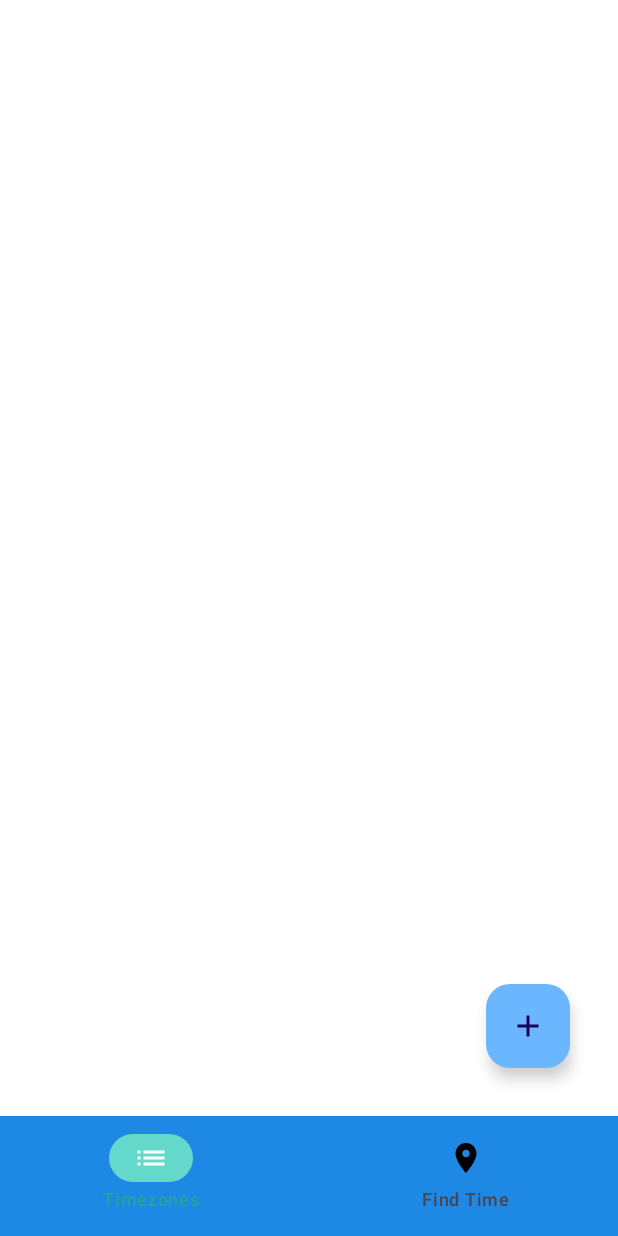
After one commit to DennisMMugambi/FindTime, an Android app built with Jetpack Compose: the composable MainView shown on its own in the app's theme, on a phone screen of 412 x 824 dp. The commit adds this screen. Run offline under Robolectric (Android 15) with nearby library versions, the phone set to English and light mode, and no system bars; 1 statement that could not run was skipped.

Commit message:
creates new branch

```diff
--- a/androidApp/build.gradle.kts
+++ b/androidApp/build.gradle.kts
@@ -42,5 +42,6 @@ dependencies {
     implementation(libs.compose.ui.tooling.preview)
     implementation(libs.compose.material3)
     implementation(libs.androidx.activity.compose)
+    implementation(libs.napier.android.debug)
     debugImplementation(libs.compose.ui.tooling)
 }
--- /dev/null
+++ b/androidApp/src/main/java/com/dennismugambi/findtime/android/ui/MainView.kt
@@ -0,0 +1,126 @@
+package com.dennismugambi.findtime.android.ui
+
+import androidx.compose.foundation.layout.Column
+import androidx.compose.foundation.layout.padding
+import androidx.compose.material.icons.Icons
+import androidx.compose.material.icons.filled.Add
+import androidx.compose.material.icons.filled.List
+import androidx.compose.material.icons.filled.Place
+import androidx.compose.material3.BottomAppBar
+import androidx.compose.material3.FloatingActionButton
+import androidx.compose.material3.Icon
+import androidx.compose.material3.MaterialTheme
+import androidx.compose.material3.NavigationBar
+import androidx.compose.material3.NavigationBarItem
+import androidx.compose.material3.NavigationBarItemDefaults
+import androidx.compose.material3.Scaffold
+import androidx.compose.material3.Text
+import androidx.compose.runtime.Composable
+import androidx.compose.runtime.mutableStateOf
+import androidx.compose.runtime.remember
+import androidx.compose.runtime.snapshots.SnapshotStateList
+import androidx.compose.ui.Modifier
+import androidx.compose.ui.graphics.Color
+import androidx.compose.ui.graphics.vector.ImageVector
+import androidx.compose.ui.unit.dp
+import com.dennismugambi.findtime.android.theme.AppTheme
+
+sealed class Screen(val title: String) {
+    object TimeZoneScreen : Screen("Timezones")
+    object FindTimeScreen : Screen("Find Time")
+}
+
+data class BottomNavigationItem(
+    val route: String,
+    val icon: ImageVector,
+    val iconContentDescription: String
+)
+
+val bottomNavigationItems = listOf(
+    BottomNavigationItem(
+        Screen.TimeZoneScreen.title,
+        Icons.Filled.List,
+        "Timezones"
+    ),
+    BottomNavigationItem(
+        Screen.FindTimeScreen.title,
+        Icons.Filled.Place,
+        "Find Time"
+    )
+)
+
+@Composable
+fun MainView(actionBarFun: topBarFun = { EmptyComposable() }) {
+    val showAddDialog = remember { mutableStateOf(false) }
+    val currentTimeZoneStrings = remember {
+        SnapshotStateList<String>()
+    }
+
+    val selectedIndex = remember { mutableStateOf(0) }
+
+    AppTheme {
+        Scaffold(
+            topBar = {
+                actionBarFun(selectedIndex.value)
+            },
+            floatingActionButton = {
+                if (selectedIndex.value == 0) {
+
+                    FloatingActionButton(
+                        modifier = Modifier.padding(16.dp),
+                        onClick = {
+                            showAddDialog.value = true
+                        }
+                    ) {
+
+                        Icon(
+                            imageVector = Icons.Default.Add,
+                            contentDescription = null
+                        )
+                    }
+                }
+            },
+            bottomBar = {
+
+                NavigationBar(
+                    containerColor = MaterialTheme.colorScheme.primary // updated for Material 3 color scheme
+                ) {
+                    bottomNavigationItems.forEachIndexed { i, bottomNavigationItem ->
+                        NavigationBarItem(
+                            colors = NavigationBarItemDefaults.colors(
+                                selectedIconColor = Color.White,
+                                unselectedIconColor = Color.Black
+                            ),
+                            label = {
+                                Text(
+                                    bottomNavigationItem.route,
+                                    style = MaterialTheme.typography.labelMedium // updated for Material 3 typography
+                                )
+                            },
+                            icon = {
+                                Icon(
+                                    imageVector = bottomNavigationItem.icon,
+                                    contentDescription = bottomNavigationItem.iconContentDescription
+                                )
+                            },
+                            selected = selectedIndex.value == i,
+                            onClick = {
+                                selectedIndex.value = i
+                            }
+                        )
+                    }
+                }
+
+            }
+        ) { innerPadding ->
+            // TODO: Replace with Dialog
+            // TODO: Replace with screens
+
+            Column(
+                modifier = Modifier.padding(innerPadding)
+            ) {
+
+            }
+        }
+    }
+}
--- /dev/null
+++ b/androidApp/src/main/java/com/dennismugambi/findtime/android/ui/Types.kt
@@ -0,0 +1,13 @@
+package com.dennismugambi.findtime.android.ui
+
+import androidx.compose.runtime.Composable
+
+typealias onAddType = (List<String>) -> Unit
+typealias onDismissType = () -> Unit
+typealias composeFun = @Composable () -> Unit
+typealias topBarFun = @Composable (Int) -> Unit
+
+@Composable
+fun EmptyComposable() {
+
+}
--- a/gradle/libs.versions.toml
+++ b/gradle/libs.versions.toml
@@ -8,6 +8,7 @@ androidx-activityCompose = "1.8.0"
 kotlinGradlePlugin = "1.5.31"
 datetime = "0.6.0"
 napier = "2.7.1"
+napierAndroidDebug = "2.7.1"
 
 [libraries]
 gradle = { module = "com.android.tools.build:gradle", version.ref = "gradle" }
@@ -21,6 +22,7 @@ compose-foundation = { module = "androidx.compose.foundation:foundation", versio
 compose-material3 = { module = "androidx.compose.material3:material3", version.ref = "compose-material3" }
 kotlinx-datetime = { module = "org.jetbrains.kotlinx:kotlinx-datetime", version.ref = "datetime" }
 napier-logging = { module = "io.github.aakira:napier", version.ref = "napier"}
+napier-android-debug = { group = "io.github.aakira", name = "napier-android-debug", version.ref = "napierAndroidDebug" }
 
 [plugins]
 androidApplication = { id = "com.android.application", version.ref = "agp" }
```
Also changed, not shown: androidApp/src/main/java/com/dennismugambi/findtime/android/MainActivity.kt (+7 -9 lines), androidApp/src/main/java/com/dennismugambi/findtime/android/MyApplicationTheme.kt (deleted, +0 -55 lines), androidApp/src/main/java/com/dennismugambi/findtime/android/theme/AppTheme.kt (added, +51 -0 lines), androidApp/src/main/java/com/dennismugambi/findtime/android/theme/Colors.kt (added, +11 -0 lines), androidApp/src/main/java/com/dennismugambi/findtime/android/theme/Typography.kt (added, +30 -0 lines), 6 other files.
